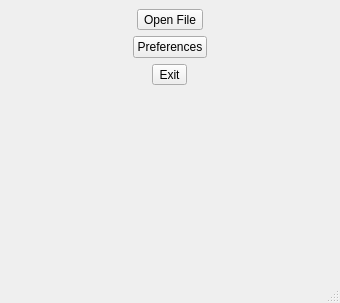
Above: ui/mainwindow.ui from AntonioAlarcon32/Asterix_Decoder before the change. Below: the same form after it.
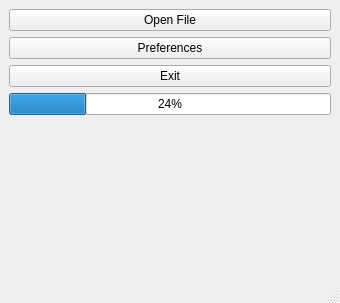
That is the form after the change.

What changed in the file:
```diff
--- a/ui/mainwindow.ui
+++ b/ui/mainwindow.ui
@@ -36,48 +36,34 @@
     <property name="sizeConstraint">
      <enum>QLayout::SetMaximumSize</enum>
     </property>
-    <item row="1" column="0" alignment="Qt::AlignHCenter">
-     <widget class="QToolButton" name="openFileButton">
+    <item row="1" column="0">
+     <widget class="QPushButton" name="openFileButton">
       <property name="text">
        <string>Open File</string>
       </property>
-      <property name="checkable">
-       <bool>false</bool>
-      </property>
-      <property name="autoRaise">
-       <bool>false</bool>
-      </property>
-      <property name="arrowType">
-       <enum>Qt::NoArrow</enum>
-      </property>
      </widget>
     </item>
-    <item row="5" column="0" alignment="Qt::AlignHCenter">
-     <widget class="QToolButton" name="exitButton">
+    <item row="3" column="0">
+     <widget class="QPushButton" name="exitButton">
       <property name="text">
        <string>Exit</string>
       </property>
      </widget>
     </item>
-    <item row="2" column="0" alignment="Qt::AlignHCenter">
-     <widget class="QToolButton" name="preferencesButton">
-      <property name="minimumSize">
-       <size>
-        <width>74</width>
-        <height>0</height>
-       </size>
-      </property>
-      <property name="maximumSize">
-       <size>
-        <width>74</width>
-        <height>22</height>
-       </size>
-      </property>
+    <item row="2" column="0">
+     <widget class="QPushButton" name="preferencesButton">
       <property name="text">
        <string>Preferences</string>
       </property>
      </widget>
     </item>
+    <item row="4" column="0">
+     <widget class="QProgressBar" name="progressBar">
+      <property name="value">
+       <number>24</number>
+      </property>
+     </widget>
+    </item>
    </layout>
   </widget>
   <widget class="QStatusBar" name="statusbar"/>
```
